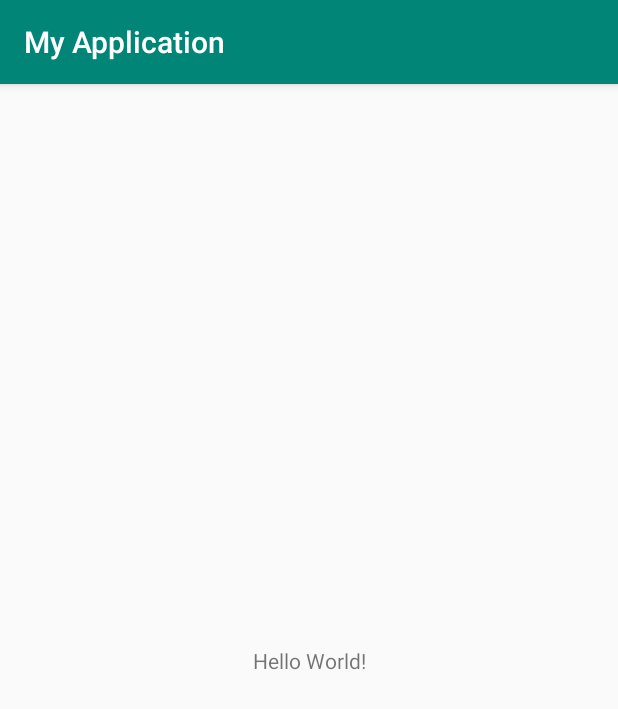
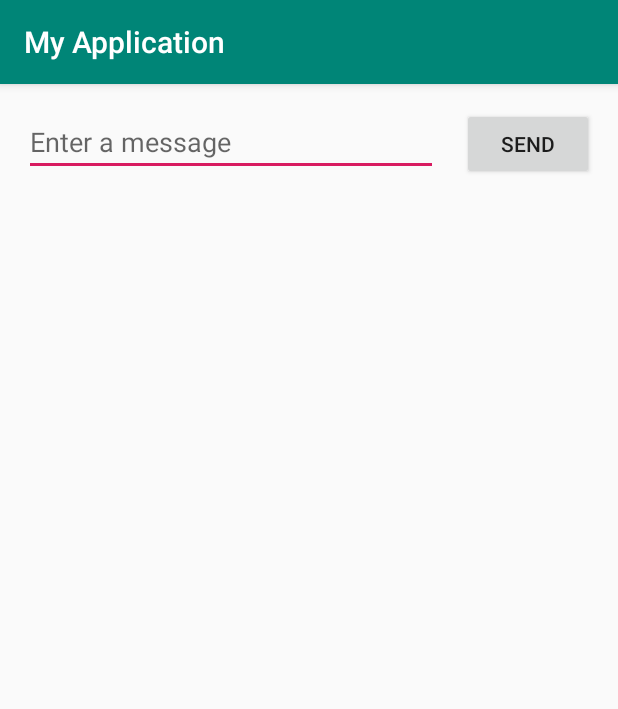
Before and after one commit to Stubudd/MyApplication8, an Android app: the screen it shows after launch (MainActivity), on a phone screen of 412 x 824 dp. Shown: the top 709 px of the screen. Run offline under Robolectric (Android 15) with nearby library versions, the phone set to English and light mode, and no system bars.

Commit message:
New Window and text field added, as well back button.

```diff
--- a/app/src/main/res/layout/activity_main.xml
+++ b/app/src/main/res/layout/activity_main.xml
@@ -2,17 +2,41 @@
 <android.support.constraint.ConstraintLayout xmlns:android="http://schemas.android.com/apk/res/android"
     xmlns:app="http://schemas.android.com/apk/res-auto"
     xmlns:tools="http://schemas.android.com/tools"
+    android:id="@+id/constraintLayout2"
     android:layout_width="match_parent"
     android:layout_height="match_parent"
+    app:layout_constraintEnd_toStartOf="@+id/editText"
+    app:layout_constraintHorizontal_bias="0.5"
     tools:context=".MainActivity">
 
-    <TextView
+    <EditText
+        android:id="@+id/editText"
+        android:layout_width="0dp"
+        android:layout_height="wrap_content"
+        android:layout_marginStart="16dp"
+        android:layout_marginLeft="16dp"
+        android:layout_marginTop="16dp"
+        android:ems="10"
+        android:hint="@string/edit_message"
+        android:inputType="textPersonName"
+        app:layout_constraintEnd_toStartOf="@+id/button"
+        app:layout_constraintHorizontal_bias="0.5"
+        app:layout_constraintStart_toEndOf="parent"
+        app:layout_constraintStart_toStartOf="parent"
+        app:layout_constraintTop_toTopOf="parent" />
+
+    <Button
+        android:id="@+id/button"
         android:layout_width="wrap_content"
         android:layout_height="wrap_content"
-        android:text="Hello World!"
-        app:layout_constraintBottom_toBottomOf="parent"
-        app:layout_constraintLeft_toLeftOf="parent"
-        app:layout_constraintRight_toRightOf="parent"
-        app:layout_constraintTop_toTopOf="parent" />
-
+        android:layout_marginStart="16dp"
+        android:layout_marginLeft="16dp"
+        android:layout_marginEnd="16dp"
+        android:layout_marginRight="16dp"
+        android:onClick="sendMessage"
+        android:text="@string/button_send"
+        app:layout_constraintBaseline_toBaselineOf="@+id/editText"
+        app:layout_constraintEnd_toEndOf="parent"
+        app:layout_constraintHorizontal_bias="0.5"
+        app:layout_constraintStart_toEndOf="@+id/editText" />
 </android.support.constraint.ConstraintLayout>
--- a/app/src/main/res/values/strings.xml
+++ b/app/src/main/res/values/strings.xml
@@ -1,3 +1,5 @@
 <resources>
     <string name="app_name">My Application</string>
+    <string name="edit_message">Enter a message</string>
+    <string name="button_send">Send</string>
 </resources>
```
Also changed, not shown: app/src/main/AndroidManifest.xml (+7 -0 lines), app/src/main/java/com/example/stubu_000/myapplication/DisplayMessageActivity.java (added, +23 -0 lines), app/src/main/java/com/example/stubu_000/myapplication/MainActivity.java (+13 -1 lines), app/src/main/res/layout/activity_display_message.xml (added, +23 -0 lines).
